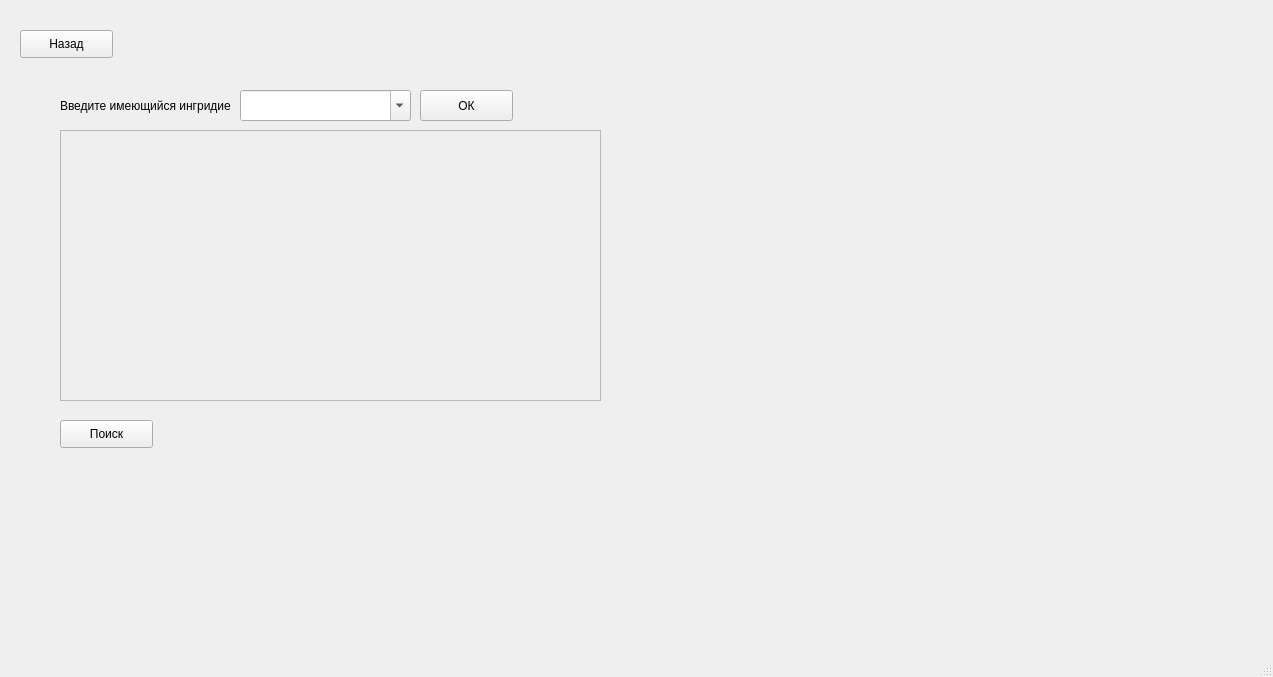
First picture: the form in pick_up.ui, repository SuperNauMisha/Meals, before the edit.
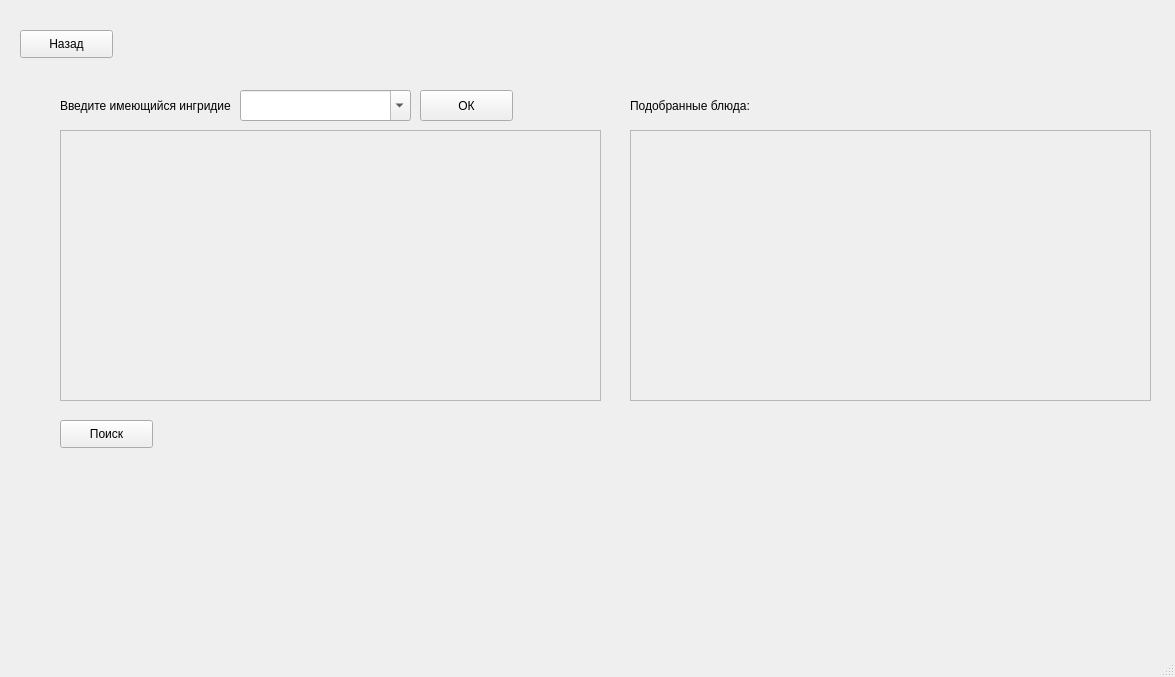
Second picture: the form after the edit.

Commit message: 2 file(Working) with serched dishes

Diff of the .ui file:
```diff
--- a/pick_up.ui
+++ b/pick_up.ui
@@ -9,7 +9,7 @@
    <rect>
     <x>0</x>
     <y>0</y>
-    <width>1273</width>
+    <width>1175</width>
     <height>677</height>
    </rect>
   </property>
@@ -123,6 +123,48 @@
      <enum>QComboBox::AdjustToContentsOnFirstShow</enum>
     </property>
    </widget>
+   <widget class="QLabel" name="label_2">
+    <property name="enabled">
+     <bool>true</bool>
+    </property>
+    <property name="geometry">
+     <rect>
+      <x>630</x>
+      <y>90</y>
+      <width>171</width>
+      <height>31</height>
+     </rect>
+    </property>
+    <property name="mouseTracking">
+     <bool>false</bool>
+    </property>
+    <property name="text">
+     <string>Подобранные блюда:</string>
+    </property>
+   </widget>
+   <widget class="QScrollArea" name="disScroll">
+    <property name="geometry">
+     <rect>
+      <x>630</x>
+      <y>130</y>
+      <width>521</width>
+      <height>271</height>
+     </rect>
+    </property>
+    <property name="widgetResizable">
+     <bool>true</bool>
+    </property>
+    <widget class="QWidget" name="scrollAreaWidgetContents">
+     <property name="geometry">
+      <rect>
+       <x>0</x>
+       <y>0</y>
+       <width>519</width>
+       <height>269</height>
+      </rect>
+     </property>
+    </widget>
+   </widget>
   </widget>
   <widget class="QMenuBar" name="menubar">
    <property name="geometry">
```
Left out of the diff: 2 changed lines with no effect on the pictures. The commit also changes 2 other files.
